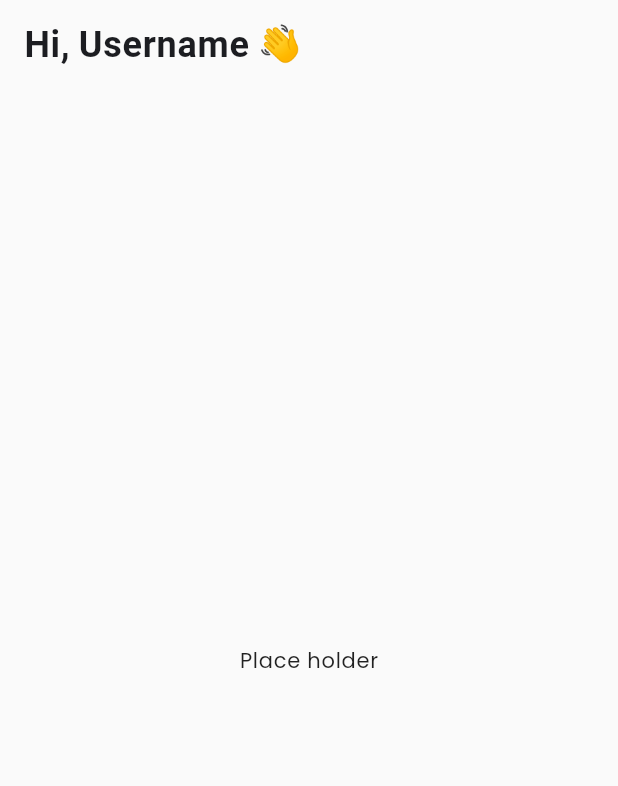
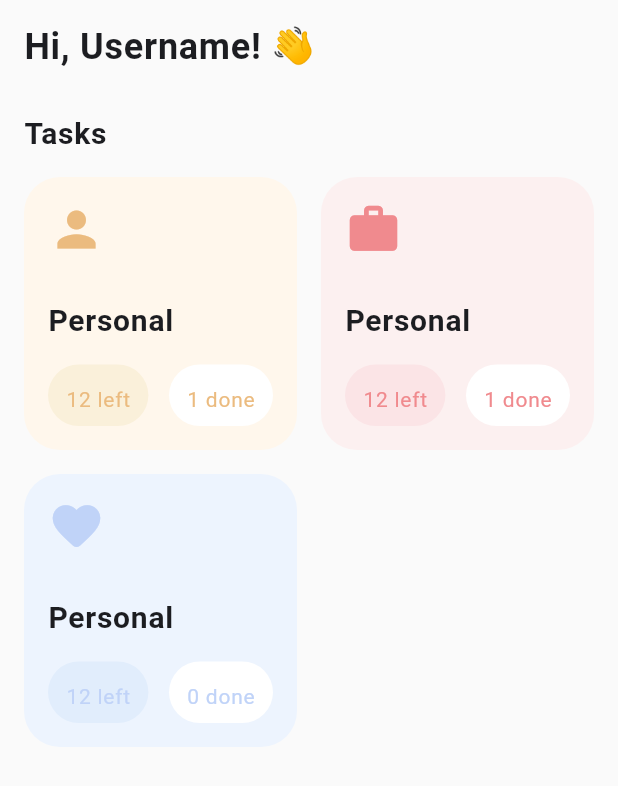
Before and after one commit to 2Math0/my_fate, a Flutter app: the screen it shows after launch, on a phone screen of 412 x 824 dp. Shown: the top 786 px of the screen. Run offline on Flutter 3.47's test engine with Material 2 defaults, Android fonts, the phone set to English and light mode, and no system bars; our stand-ins replace google_fonts; Roboto replaces fonts that are missing (Kanit).

Commit message:
home page UI

```diff
--- a/lib/app/app.dart
+++ b/lib/app/app.dart
@@ -12,7 +12,7 @@ class MyApp extends StatelessWidget {
     return MaterialApp(
       title: 'Fate',
       debugShowCheckedModeBanner: false,
-      theme: getApplicationTheme(),
+      theme: getApplicationTheme(context),
       home: const HomePage(),
     );
   }
--- a/lib/presentation/resources/decoration_manager.dart
+++ b/lib/presentation/resources/decoration_manager.dart
@@ -1,33 +1,10 @@
+import 'package:flutter/cupertino.dart';
+import 'package:my_fate/presentation/resources/values_manager.dart';
+
 class AppDecoration {
   const AppDecoration();
 
-  // static BoxDecoration lightRoundedBorder = BoxDecoration(
-  //     borderRadius: BorderRadius.circular(AppCircularRadius.cr5),
-  //     border: Border.all(color: AppColors.neutralLight));
-  //
-  // static InputDecoration formFieldDecoration(String hintText) =>
-  //     InputDecoration(
-  //         contentPadding: const EdgeInsets.all(AppPadding.p12),
-  //         hintText: hintText,
-  //         border: defaultOutlineBorder(),
-  //         errorStyle: const AppTextStyles()
-  //             .bodyTextNormalBold
-  //             .copyWith(color: AppColors.primaryRed),
-  //         errorMaxLines: 8,
-  //         enabledBorder: defaultOutlineBorder(),
-  //         focusedBorder: defaultOutlineBorder(color: AppColors.primaryBlue),
-  //         errorBorder: defaultOutlineBorder(color: AppColors.primaryRed),
-  //         focusedErrorBorder: defaultOutlineBorder(
-  //             color: AppColors.primaryRed, borderWidth: AppSize.s2));
-  //
-  // static OutlineInputBorder defaultOutlineBorder(
-  //         {Color color = AppColors.neutralLight,
-  //         double borderWidth = AppSize.s1}) =>
-  //     OutlineInputBorder(
-  //         borderSide: BorderSide(color: color, width: borderWidth),
-  //         borderRadius: BorderRadius.circular(AppCircularRadius.cr5));
-  //
-  // static BoxDecoration defaultBoxDecoration = BoxDecoration(
-  //     border: Border.all(color: AppColors.neutralLight),
-  //     borderRadius: BorderRadius.circular(AppCircularRadius.cr5));
+  static BoxDecoration defaultBoxDecoration(Color color) => BoxDecoration(
+      color: color,
+      borderRadius: BorderRadius.circular(AppCircularRadius.cr24));
 }
--- a/lib/presentation/resources/theme_manager.dart
+++ b/lib/presentation/resources/theme_manager.dart
@@ -1,9 +1,13 @@
 import 'package:flutter/material.dart';
 import 'package:flutter/services.dart';
 import 'package:google_fonts/google_fonts.dart';
+import 'package:my_fate/presentation/resources/colors_manager.dart';
 import 'package:my_fate/presentation/resources/text_styles_manager.dart';
 
-ThemeData getApplicationTheme() {
+ThemeData getApplicationTheme(BuildContext context) {
+  String? familyFont =
+      GoogleFonts.kanit().fontFamily; // secularOne, pay-toneOne are great fonts
+
   return ThemeData(
     // main colors of the app
     // primaryColor: AppColors.primaryBlue,
@@ -42,7 +46,8 @@ ThemeData getApplicationTheme() {
           statusBarIconBrightness:
               Brightness.dark, // For Android(M and greater): (dark icons)
         ),
-        titleTextStyle: const AppTextStyles().headingH2),
+        titleTextStyle:
+            const AppTextStyles().headingH2.copyWith(fontFamily: familyFont)),
     // Button theme
     // buttonTheme: const ButtonThemeData(
     //   shape: StadiumBorder(),
@@ -62,22 +67,32 @@ ThemeData getApplicationTheme() {
     //             borderRadius: BorderRadius.circular(AppSize.s12)))),
 
     // default font family
-    fontFamily: GoogleFonts.poppins().fontFamily,
+    fontFamily: familyFont,
 
     // Text theme
     textTheme: TextTheme(
-        headline1: const AppTextStyles().headingH1,
-        headline2: const AppTextStyles().headingH2,
-        headline3: const AppTextStyles().headingH3,
-        headline4: const AppTextStyles().headingH4,
-        subtitle1: const AppTextStyles().linkSmall,
-        subtitle2: const AppTextStyles().linkSmall,
-        bodyText2: const AppTextStyles().bodyTextMediumRegular,
+        headline1:
+            const AppTextStyles().headingH1.copyWith(color: AppColors.kBlack),
+        headline2:
+            const AppTextStyles().headingH2.copyWith(color: AppColors.kBlack),
+        headline3:
+            const AppTextStyles().headingH3.copyWith(color: AppColors.kBlack),
+        headline4:
+            const AppTextStyles().headingH4.copyWith(color: AppColors.kBlack),
+        subtitle1:
+            const AppTextStyles().linkSmall.copyWith(color: AppColors.kBlack),
+        subtitle2:
+            const AppTextStyles().linkSmall.copyWith(color: AppColors.kBlack),
+        bodyText2: const AppTextStyles()
+            .bodyTextMediumRegular
+            .copyWith(color: AppColors.kBlack),
         // it affects the style of calender number
         caption: const AppTextStyles()
             .captionNormalRegular
-            .copyWith(fontWeight: FontWeight.w900),
-        bodyText1: const AppTextStyles().bodyTextNormalRegular),
+            .copyWith(fontWeight: FontWeight.w900, color: AppColors.kBlack),
+        bodyText1: const AppTextStyles()
+            .bodyTextNormalRegular
+            .copyWith(color: AppColors.kBlack)),
     // input decoration theme (text form field)
 
     // inputDecorationTheme: InputDecorationTheme(
--- a/lib/presentation/resources/values_manager.dart
+++ b/lib/presentation/resources/values_manager.dart
@@ -42,6 +42,7 @@ class AppSize {
   static const double s24 = 24.0;
   static const double s30 = 30.0;
   static const double s32 = 32.0;
+  static const double s38 = 38.0;
   static const double s40 = 40.0;
 
   // used for images size
@@ -56,6 +57,7 @@ class AppCircularRadius {
   static const double cr5 = 5.0;
   static const double cr66 = 66.0;
   static const double cr8 = 8.0;
+  static const double cr24 = 24.0;
 }
 
 class AppElevation {
--- /dev/null
+++ b/lib/presentation/shared_widgets/components/rounded_text.dart
@@ -0,0 +1,33 @@
+import 'package:flutter/material.dart';
+
+import '../../resources/decoration_manager.dart';
+import '../../resources/values_manager.dart';
+
+class NumTextRoundedBG extends StatelessWidget {
+  const NumTextRoundedBG({
+    Key? key,
+    required this.bgColor,
+    required this.textColor,
+    required this.txt,
+  }) : super(key: key);
+
+  final Color bgColor;
+  final String txt;
+  final Color textColor;
+
+  @override
+  Widget build(BuildContext context) {
+    return Container(
+      decoration: AppDecoration.defaultBoxDecoration(bgColor),
+      child: Padding(
+        padding: const EdgeInsets.symmetric(
+            vertical: AppPadding.p8, horizontal: AppPadding.p12),
+        child: Text(txt,
+            style: Theme.of(context)
+                .textTheme
+                .bodyText2!
+                .copyWith(color: textColor)),
+      ),
+    );
+  }
+}
--- a/lib/presentation/shared_widgets/components/task_type.dart
+++ b/lib/presentation/shared_widgets/components/task_type.dart
@@ -0,0 +1,69 @@
+import 'package:flutter/material.dart';
+import 'package:my_fate/presentation/shared_widgets/components/rounded_text.dart';
+
+import '../../resources/colors_manager.dart';
+import '../../resources/decoration_manager.dart';
+import '../../resources/strings_manager.dart';
+import '../../resources/values_manager.dart';
+
+class TaskTypeItem extends StatelessWidget {
+  final Color color;
+  final Color darkColor;
+  final Color lightColor;
+  final IconData icon;
+  final int leftNum;
+  final int doneNum;
+
+  const TaskTypeItem({
+    Key? key,
+    required this.color,
+    required this.darkColor,
+    required this.lightColor,
+    required this.icon,
+    required this.leftNum,
+    required this.doneNum,
+  }) : super(key: key);
+
+  @override
+  Widget build(BuildContext context) {
+    return Expanded(
+      child: Container(
+        decoration: AppDecoration.defaultBoxDecoration(lightColor),
+        child: Padding(
+          padding: const EdgeInsets.all(AppPadding.p16),
+          child: Column(
+            mainAxisAlignment: MainAxisAlignment.spaceBetween,
+            mainAxisSize: MainAxisSize.min,
+            crossAxisAlignment: CrossAxisAlignment.start,
+            children: [
+              Icon(
+                icon,
+                color: darkColor,
+                size: AppSize.s38,
+              ),
+              const SizedBox(height: AppMargin.m16),
+              Text(
+                AppStrings.personal,
+                style: Theme.of(context).textTheme.headline3,
+              ),
+              const SizedBox(height: AppMargin.m8),
+              Row(
+                mainAxisAlignment: MainAxisAlignment.spaceBetween,
+                children: [
+                  NumTextRoundedBG(
+                      bgColor: color,
+                      textColor: darkColor,
+                      txt: '$leftNum ${AppStrings.left.toLowerCase()}'),
+                  NumTextRoundedBG(
+                      bgColor: AppColors.kWhite,
+                      textColor: darkColor,
+                      txt: '$doneNum ${AppStrings.done.toLowerCase()}'),
+                ],
+              )
+            ],
+          ),
+        ),
+      ),
+    );
+  }
+}
--- a/lib/presentation/view/home_page.dart
+++ b/lib/presentation/view/home_page.dart
@@ -1,7 +1,9 @@
 import 'package:flutter/material.dart';
 import 'package:my_fate/presentation/resources/colors_manager.dart';
 import 'package:my_fate/presentation/resources/strings_manager.dart';
-import 'package:my_fate/presentation/resources/text_styles_manager.dart';
+import 'package:my_fate/presentation/resources/values_manager.dart';
+
+import '../shared_widgets/components/task_type.dart';
 
 class HomePage extends StatelessWidget {
   const HomePage({Key? key}) : super(key: key);
@@ -9,12 +11,50 @@ class HomePage extends StatelessWidget {
   @override
   Widget build(BuildContext context) {
     return Scaffold(
-      appBar: AppBar(
-          title: Text('${AppStrings.hi}, ${AppStrings.userName} 👋',
-              style: const AppTextStyles()
-                  .headingH2
-                  .copyWith(color: AppColors.kBlack))),
-      body: const Center(child: Text('Place holder')),
-    );
+        appBar: AppBar(
+            title: Text('${AppStrings.hi}, ${AppStrings.userName}! 👋',
+                style: Theme.of(context).textTheme.headline2)),
+        body: Padding(
+          padding: const EdgeInsets.all(AppPadding.p16),
+          child: Column(
+            crossAxisAlignment: CrossAxisAlignment.start,
+            children: [
+              Text(
+                AppStrings.tasks,
+                style: Theme.of(context).textTheme.headline3,
+              ),
+              const SizedBox(height: AppMargin.m16),
+              GridView.count(
+                crossAxisCount: 2,
+                crossAxisSpacing: AppSize.s16,
+                mainAxisSpacing: AppSize.s16,
+                shrinkWrap: true,
+                children: const [
+                  TaskTypeItem(
+                      color: AppColors.kYellow,
+                      darkColor: AppColors.kYellowDark,
+                      lightColor: AppColors.kYellowLight,
+                      icon: Icons.person,
+                      leftNum: 12,
+                      doneNum: 1),
+                  TaskTypeItem(
+                      color: AppColors.kRed,
+                      darkColor: AppColors.kRedDark,
+                      lightColor: AppColors.kRedLight,
+                      icon: Icons.work,
+                      leftNum: 12,
+                      doneNum: 1),
+                  TaskTypeItem(
+                      color: AppColors.kBlue,
+                      darkColor: AppColors.kBlueDark,
+                      lightColor: AppColors.kBlueLight,
+                      icon: Icons.favorite_rounded,
+                      leftNum: 12,
+                      doneNum: 0),
+                ],
+              ),
+            ],
+          ),
+        ));
   }
 }
```
